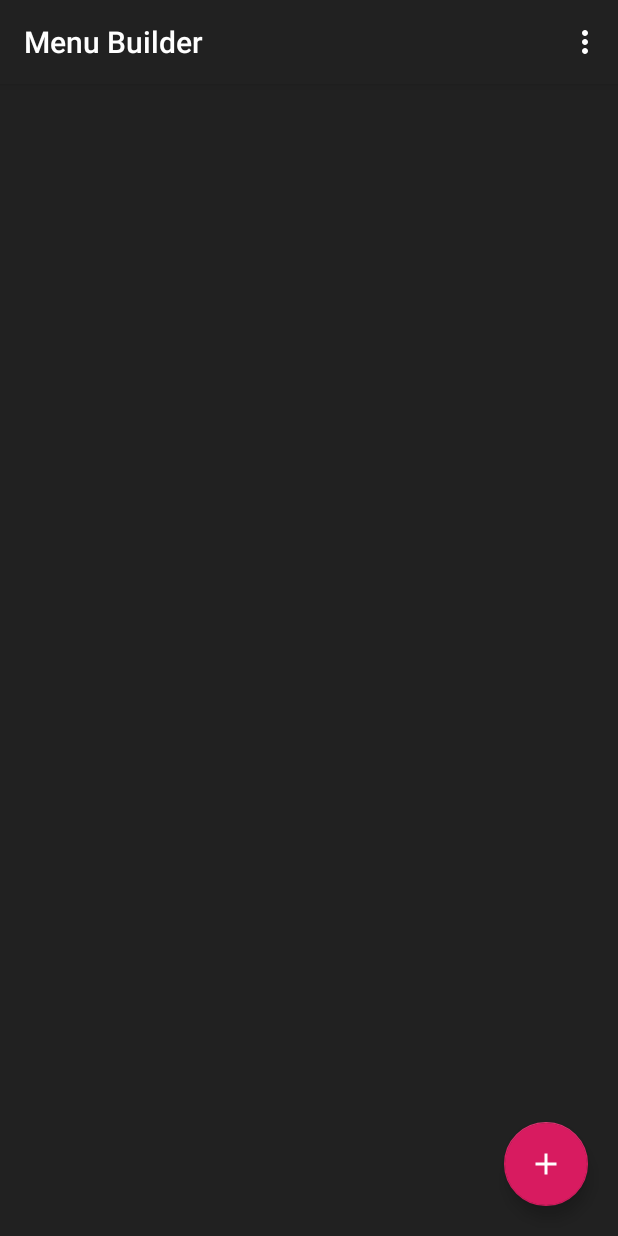
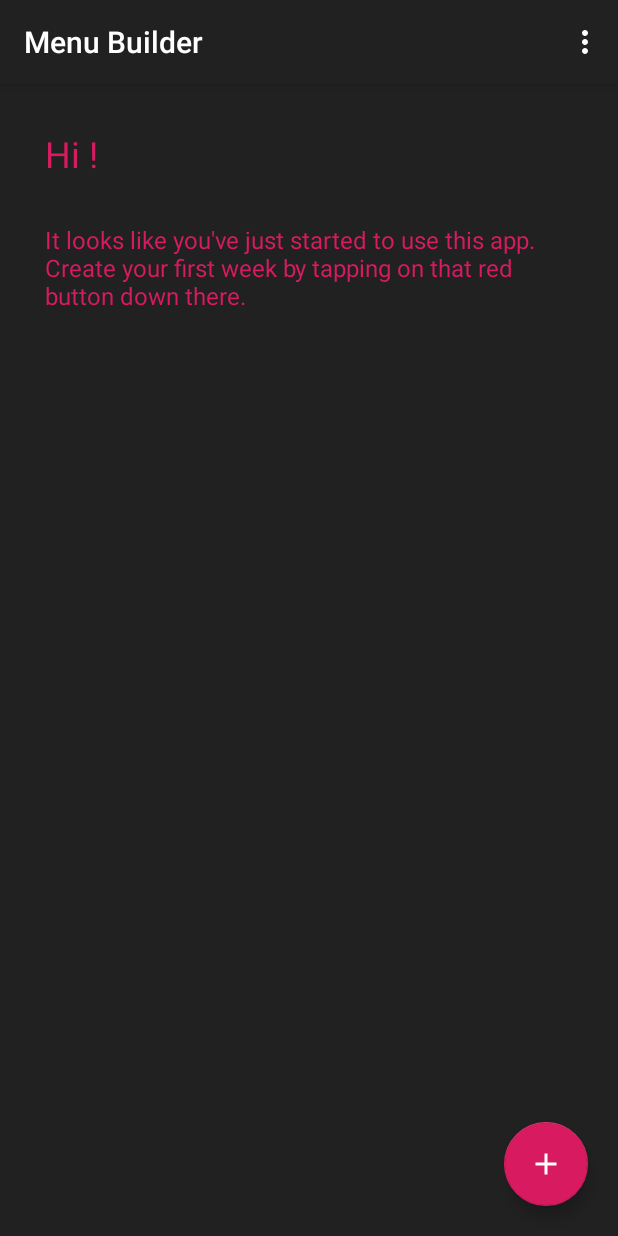
Before and after one commit to dennistrukhin/weekly-menu-builder, an Android app: the screen it shows after launch once a user with an empty profile is signed in (MainActivity), on a phone screen of 412 x 824 dp. Run offline under Robolectric (Android 15) with nearby library versions, the phone set to English and light mode, and no system bars; our stand-ins replace Firebase (no records; nobody signed in at launch, a user with empty details on screens opened directly).

Commit message:
info message in main activity

```diff
--- a/app/src/main/java/com/whitekittyapps/myweeklymenubuilder/MainActivity.java
+++ b/app/src/main/java/com/whitekittyapps/myweeklymenubuilder/MainActivity.java
@@ -3,6 +3,7 @@ package com.whitekittyapps.myweeklymenubuilder;
 import android.content.Context;
 import android.os.Bundle;
 import android.support.design.widget.FloatingActionButton;
+import android.widget.TextView;
 
 import com.whitekittyapps.myweeklymenubuilder.Listeners.AddWeekButtonClickListener;
 
@@ -17,5 +18,10 @@ public class MainActivity extends BaseAuthorizedActivity {
 
         FloatingActionButton btnCreateWeek = findViewById(R.id.btn_add_week);
         btnCreateWeek.setOnClickListener(new AddWeekButtonClickListener(ctx));
+
+        if (user == null) {
+            return;
+        }
+        ((TextView)findViewById(R.id.list_weeks_welcome)).setText(String.format("Hi %s!", user.getDisplayName()));
     }
 }
--- a/app/src/main/res/layout/activity_main.xml
+++ b/app/src/main/res/layout/activity_main.xml
@@ -7,6 +7,32 @@
     android:layout_height="match_parent"
     android:background="@color/colorBackground"
     tools:context=".MainActivity">
+
+    <LinearLayout
+        android:layout_width="match_parent"
+        android:layout_height="match_parent"
+        android:orientation="vertical">
+        <TextView
+            android:id="@+id/list_weeks_welcome"
+            android:layout_width="match_parent"
+            android:layout_height="wrap_content"
+            android:paddingTop="30dp"
+            android:paddingStart="30dp"
+            android:paddingEnd="30dp"
+            android:textSize="24sp"
+            android:textColor="@color/colorAccent"/>
+
+        <TextView
+            android:id="@+id/list_weeks_help"
+            android:layout_width="match_parent"
+            android:layout_height="wrap_content"
+            android:text="@string/list_weeks_help"
+            android:layout_marginTop="30dp"
+            android:paddingStart="30dp"
+            android:paddingEnd="30dp"
+            android:textSize="16sp"
+            android:textColor="@color/colorAccent"/>
+    </LinearLayout>
 
     <android.support.design.widget.FloatingActionButton
         android:id="@+id/btn_add_week"
--- a/app/src/main/res/values/strings.xml
+++ b/app/src/main/res/values/strings.xml
@@ -1,4 +1,5 @@
 <resources>
     <string name="app_name">Menu Builder</string>
     <string name="title_sign_out">Sign out</string>
+    <string name="list_weeks_help">It looks like you\'ve just started to use this app. Create your first week by tapping on that red button down there.</string>
 </resources>
```
